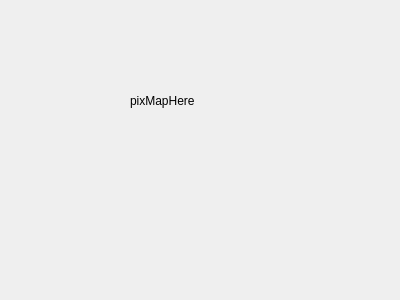
glory2win/QtTaskFlowApp, file TestWidget.ui: the form before one commit.
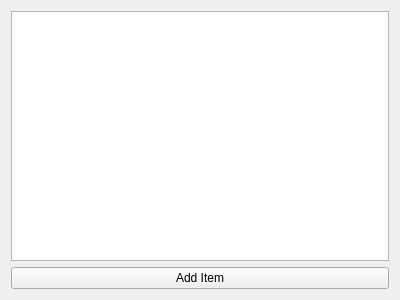
The form after the commit.

Commit message: working on list in test widget.

```diff
--- a/TestWidget.ui
+++ b/TestWidget.ui
@@ -13,19 +13,18 @@
   <property name="windowTitle">
    <string>TestWidget</string>
   </property>
-  <widget class="QLabel" name="testLabel">
-   <property name="geometry">
-    <rect>
-     <x>130</x>
-     <y>80</y>
-     <width>111</width>
-     <height>41</height>
-    </rect>
-   </property>
+  <layout class="QVBoxLayout" name="verticalLayout">
+   <item>
+    <widget class="QListWidget" name="listWidget"/>
+   </item>
+   <item>
+    <widget class="QPushButton" name="addItemBtn">
    <property name="text">
-    <string>pixMapHere</string>
-   </property>
-  </widget>
+      <string>Add Item</string>
+     </property>
+    </widget>
+   </item>
+  </layout>
  </widget>
  <layoutdefault spacing="6" margin="11"/>
  <resources/>
```
Lines whose indentation alone changed are shown as unchanged. The commit also changes 8 other files.
